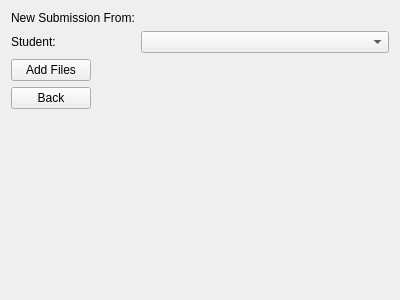
The window that GUI/newsubmission.ui (Laucksy/CS-205-Project) describes before a commit, drawn with Qt 5.
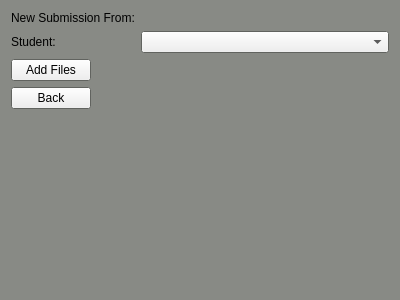
The same window after the commit.

Commit message: Fixed GUI colors and deleting feedback

```diff
--- a/GUI/newsubmission.ui
+++ b/GUI/newsubmission.ui
@@ -10,6 +10,70 @@
     <height>300</height>
    </rect>
   </property>
+  <property name="palette">
+   <palette>
+    <active>
+     <colorrole role="Base">
+      <brush brushstyle="SolidPattern">
+       <color alpha="255">
+        <red>255</red>
+        <green>255</green>
+        <blue>255</blue>
+       </color>
+      </brush>
+     </colorrole>
+     <colorrole role="Window">
+      <brush brushstyle="SolidPattern">
+       <color alpha="255">
+        <red>136</red>
+        <green>138</green>
+        <blue>133</blue>
+       </color>
+      </brush>
+     </colorrole>
+    </active>
+    <inactive>
+     <colorrole role="Base">
+      <brush brushstyle="SolidPattern">
+       <color alpha="255">
+        <red>255</red>
+        <green>255</green>
+        <blue>255</blue>
+       </color>
+      </brush>
+     </colorrole>
+     <colorrole role="Window">
+      <brush brushstyle="SolidPattern">
+       <color alpha="255">
+        <red>136</red>
+        <green>138</green>
+        <blue>133</blue>
+       </color>
+      </brush>
+     </colorrole>
+    </inactive>
+    <disabled>
+     <colorrole role="Base">
+      <brush brushstyle="SolidPattern">
+       <color alpha="255">
+        <red>136</red>
+        <green>138</green>
+        <blue>133</blue>
+       </color>
+      </brush>
+     </colorrole>
+     <colorrole role="Window">
+      <brush brushstyle="SolidPattern">
+       <color alpha="255">
+        <red>136</red>
+        <green>138</green>
+        <blue>133</blue>
+       </color>
+      </brush>
+     </colorrole>
+    </disabled>
+   </palette>
+  </property>
   <property name="windowTitle">
    <string>Form</string>
   </property>
```
The commit also changes 22 other files.
